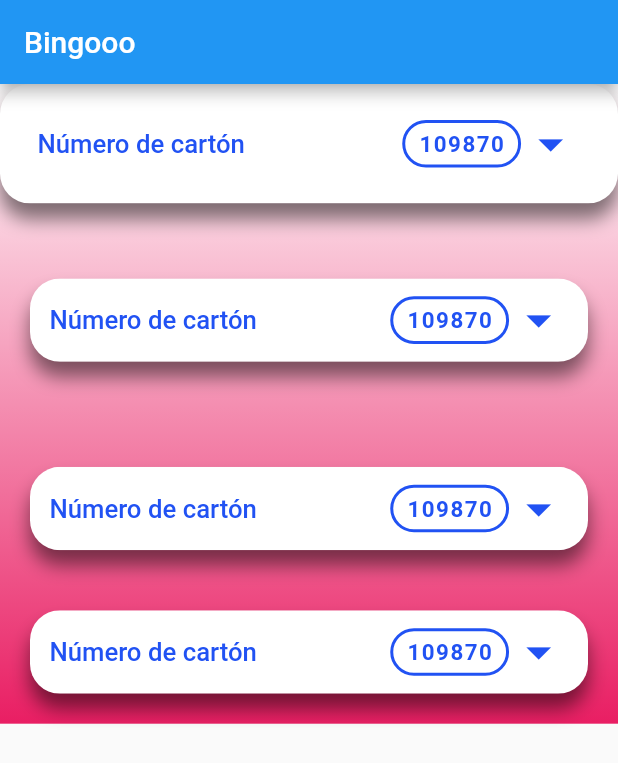
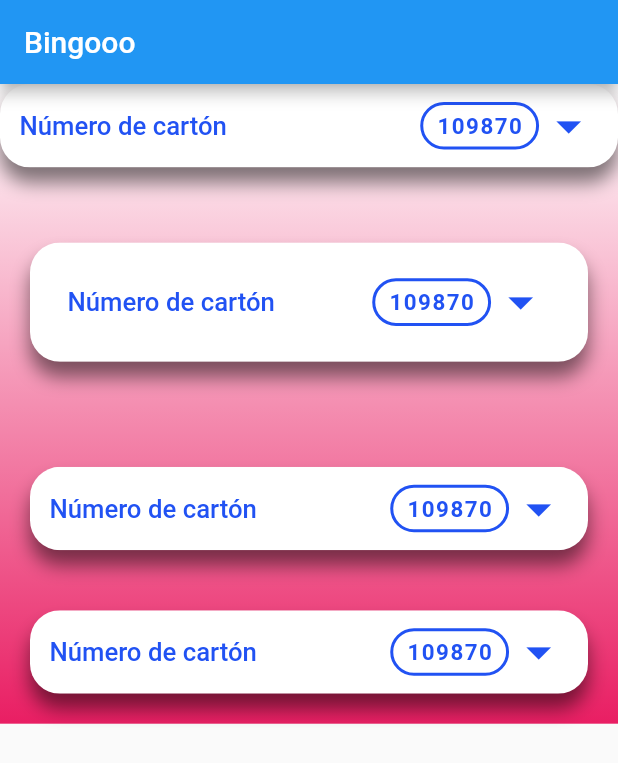
Before and after one commit to flourdes/folding_cardboard, a Flutter app: the screen it shows after launch, on a phone screen of 412 x 824 dp. Shown: the top 763 px of the screen. Run offline on Flutter 3.47's test engine with Material 2 defaults, Android fonts, the light colour scheme and no system bars.

Commit message:
Update
Vista, mostrar distintas situaciones
Colores agregados

```diff
--- a/lib/folding_cardboard_component_custom.dart
+++ b/lib/folding_cardboard_component_custom.dart
@@ -16,7 +16,7 @@ class FoldingCardboardComponentCustom extends StatefulWidget {
     required this.lotteryTicketModel,
     this.colorMain = const Color.fromARGB(255, 33, 82, 243),
     this.backgroundColor = Colors.white,
-    this.cellText = const Color.fromARGB(255, 125, 125, 125),
+    this.cellText = Colors.black54,
     this.cellColor = const Color.fromARGB(255, 239, 239, 239),
     this.padding = const EdgeInsets.all(8),
   }) : super(key: key);
--- a/lib/view.dart
+++ b/lib/view.dart
@@ -59,7 +59,6 @@ class _ViewState extends State<View> {
             children: [
               FoldingCardboardComponentCustom(
                   lotteryTicketModel: lotteryTicket,
-                  padding: const EdgeInsets.all(20),
               ),
               const SizedBox(
                 height: 30,
@@ -67,7 +66,8 @@ class _ViewState extends State<View> {
               Padding(
                 padding: const EdgeInsets.all(20.0),
                 child: FoldingCardboardComponentCustom(
-                    lotteryTicketModel: lotteryTicket),
+                    lotteryTicketModel: lotteryTicket,
+                  padding: const EdgeInsets.all(20),)
               ),
               const SizedBox(
                 height: 30,
```
